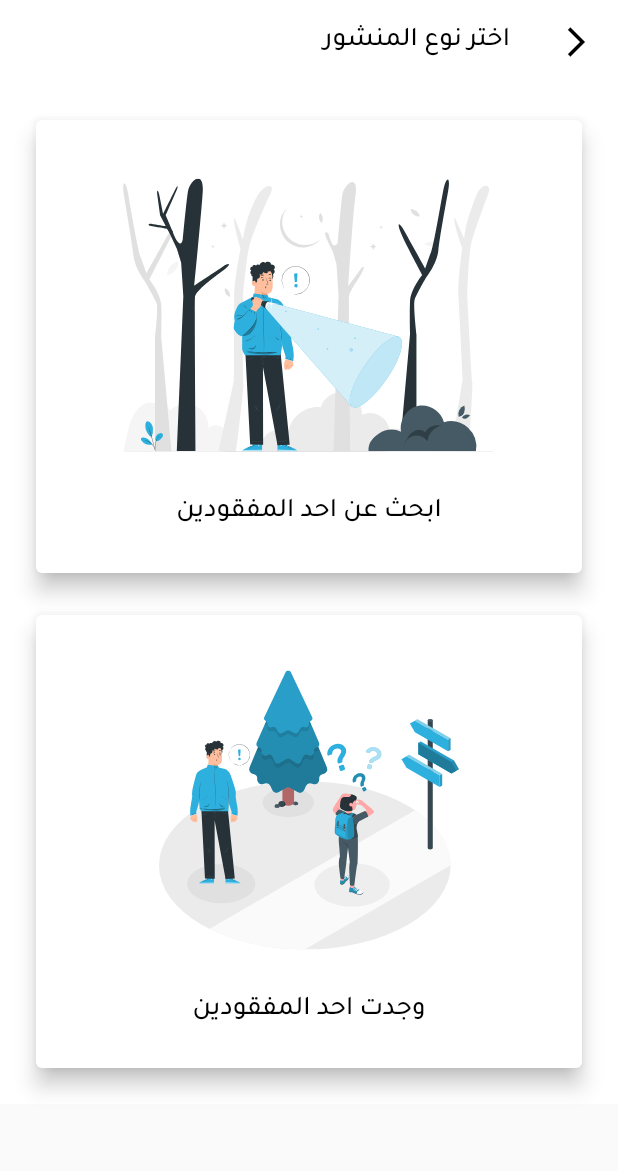
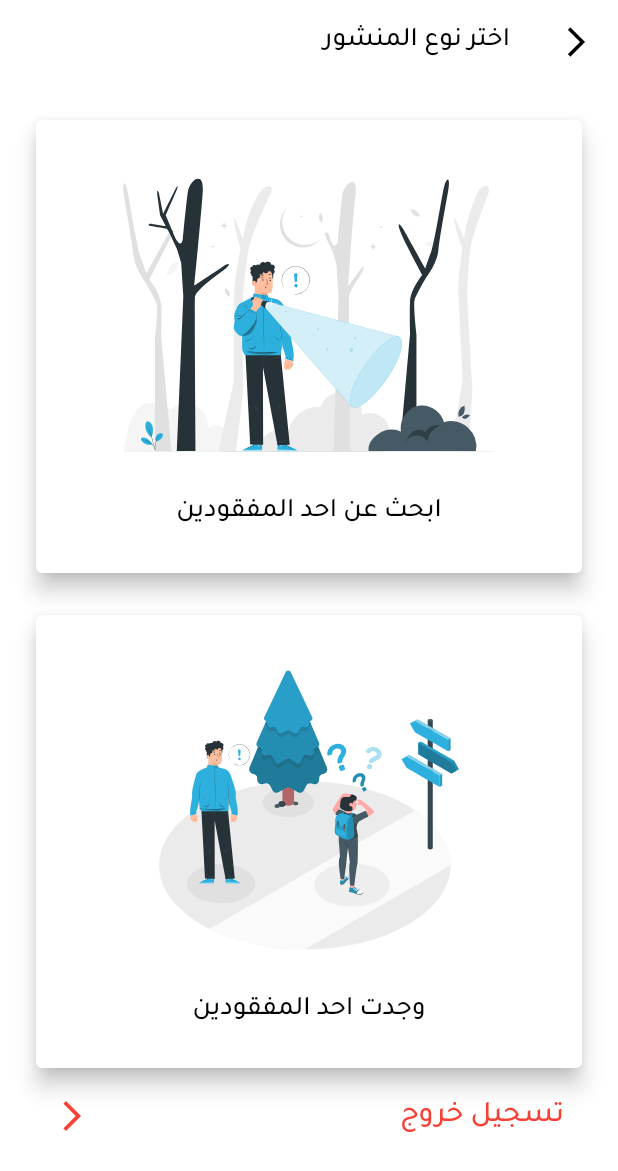
Before and after one commit to Mostafa-Osman/lost_app, a Flutter app: the PostTypeScreen screen opened by its route, on a phone screen of 412 x 824 dp. Shown: the top 1171 px of the screen. Run offline on Flutter 3.47's test engine with Material 2 defaults, Android fonts, the phone set to English and light mode, and no system bars; our stand-ins replace bloc, dio, firebase_auth, firebase_core, flutter_bloc, flutter_svg and 10 more; accounts and stored records are empty.

Commit message:
create post merged into master branch successfully

```diff
--- a/lib/post/create_post/screen/post_type.dart
+++ b/lib/post/create_post/screen/post_type.dart
@@ -1,5 +1,11 @@
 import 'package:flutter/material.dart';
+import 'package:flutter_bloc/flutter_bloc.dart';
+import 'package:lost_app/data/local/pref/user_pref.dart';
 import 'package:lost_app/post/create_post/widgets/card_type_post.dart';
+import 'package:lost_app/presentations/home_layout/home_layout_cubit/home_cubit.dart';
+import 'package:lost_app/presentations/route/route_constants.dart';
+import 'package:lost_app/shared/components/custom_button.dart';
+import 'package:lost_app/shared/components/navigator.dart';
 import 'package:lost_app/shared/components/text_class.dart';
 import 'package:lost_app/shared/styles/color.dart';
 
@@ -33,19 +39,35 @@ class PostTypeScreen extends StatelessWidget {
               width: double.infinity,
               color: white,
               child: Column(
-                children: const [
-                    CardPostPage(
+                children:  [
+                  const  CardPostPage(
                     image: 'assets/images/welcome_1.svg',
                     text: 'ابحث عن احد المفقودين',
                     size: 250,
                     optionText: 'مكان الفقدان',
                   ),
-                    SizedBox(height: 20),
-                    CardPostPage(
+                  const  SizedBox(height: 20),
+                  const  CardPostPage(
                     image: 'assets/images/lost_post.svg',
                     text: 'وجدت احد المفقودين',
                     size: 200,
                     optionText: 'مكان العثور',
+                  ),
+                  ListTile(
+                    onTap: () {
+                      BlocProvider.of<HomeLayoutCubit>(context)
+                          .changeBottomNavBarIndexAndColor(0);
+                      UserPrefs().deleteUserToken();
+                      navigateTo(context, RouteConstant.loginRoute);
+                    },
+                    title: const TextClass(
+                      text: 'تسجيل خروج',
+                      textAlign: TextAlign.start,
+                      fontSize: 20,
+                      textColor: red,
+                    ),
+                    trailing:
+                    const Icon(Icons.arrow_back_ios_new_outlined, color: red),
                   ),
                 ],
               ),
```
